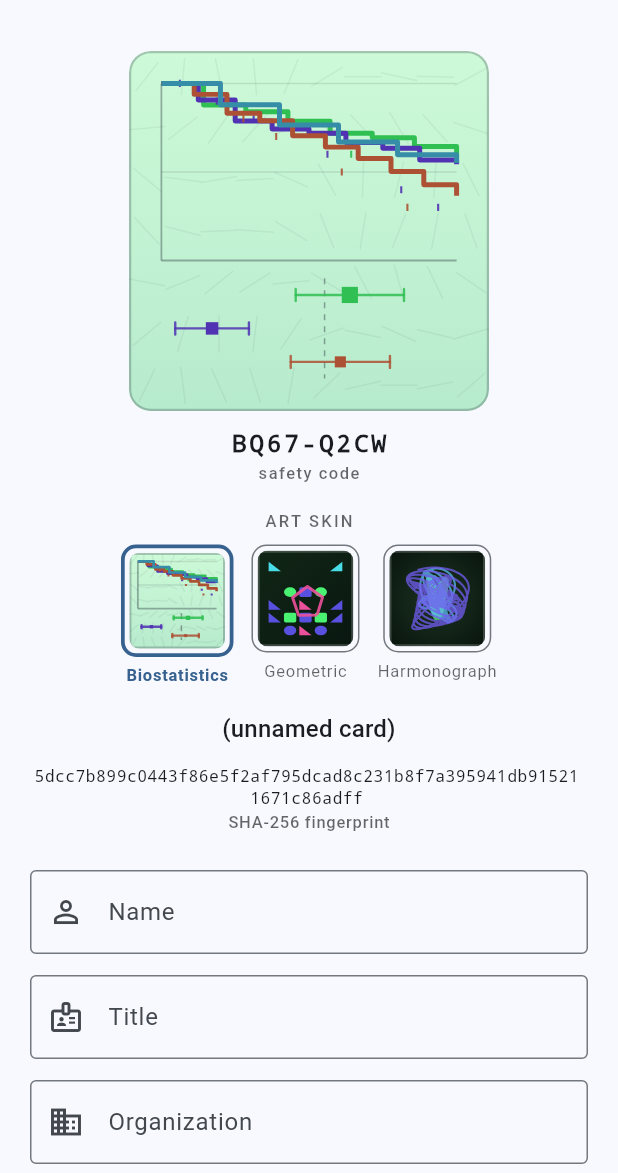
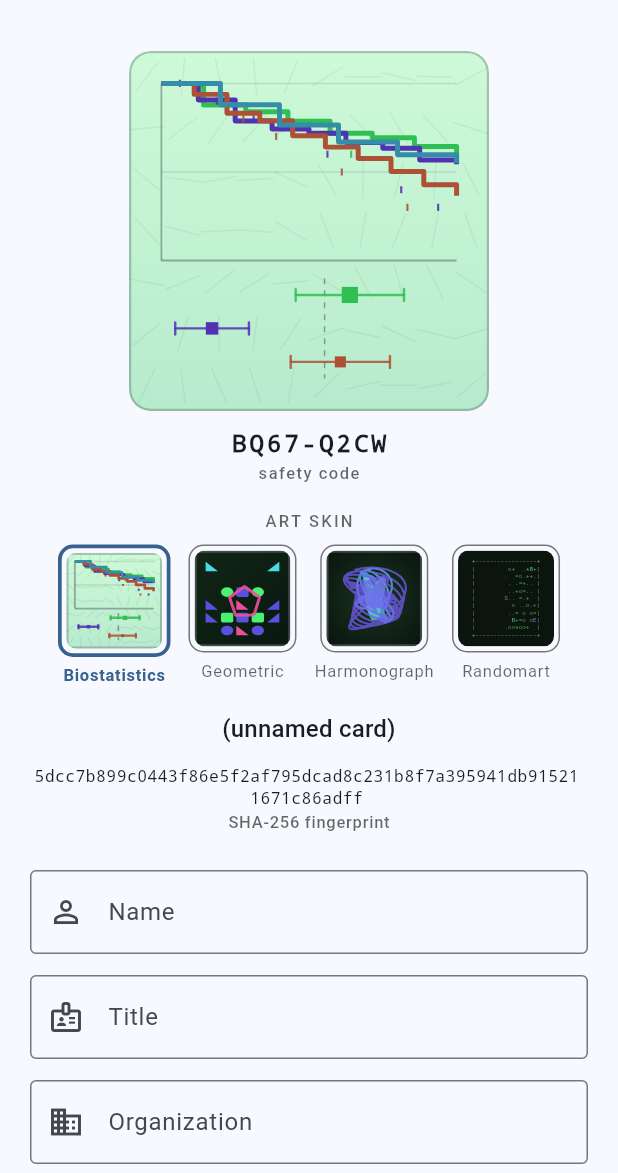
Before and after one commit to lauyeehow1986-hub/namecard_vision, a Flutter app: the screen it shows after launch, after a tap on "Add your namecard", on a phone screen of 412 x 824 dp, the part 63-1236 px from its top. Run offline on Flutter 3.47's test engine with Material 3 defaults, Android fonts, the phone set to English and light mode, and no system bars; our stand-ins replace drift, file_picker, flutter_contacts, image_picker, qr_flutter, share_plus and 1 more; missing offline and left inert: bluetooth_low_energy, dart:js_interop, google_mlkit_text_recognition, mobile_scanner, nfc_manager; accounts and stored records are empty; generated files the repository leaves out were written again.

Commit message:
Add Randomart: a verifiable full-digest ASCII fingerprint skin (v1.0.10)
Unlike the decorative critter, this is a real verification image. It runs
the OpenSSH "drunken bishop" walk (as used by VisualHostKey) over the FULL
256-bit digest — all 32 bytes, 128 two-bit moves — so every byte affects the
picture and two cards almost always differ. It's registered as a fourth skin,
selectable in the picker, and travels via styleId like the others.

The grid is a pure function (RandomartStyle.asciiArt) so it's unit-tested on
its own: well-formed 11x19 frame, deterministic, and — the property the
critter lacked — sensitive to every byte including the last (a one-bit flip
in byte 31 changes the art). paint() lays that text out as monospace glyphs,
shaded by visit density with magenta S/E markers.

To render identical ASCII on Android, iOS and the web viewer (rather than
each platform's flaky generic "monospace" fallback), the Regular weight of
Roboto Mono (Apache-2.0) is bundled as an asset; the style references the
RobotoMono family explicitly. Web /docs rebuilt with the font + skin.

Co-Authored-By: Claude Opus 4.8 <noreply@anthropic.com>

```diff
--- a/docs/assets/FontManifest.json
+++ b/docs/assets/FontManifest.json
@@ -1 +1 @@
-[{"family":"MaterialIcons","fonts":[{"asset":"fonts/MaterialIcons-Regular.otf"}]},{"family":"packages/cupertino_icons/CupertinoIcons","fonts":[{"asset":"packages/cupertino_icons/assets/CupertinoIcons.ttf"}]}]
+[{"family":"MaterialIcons","fonts":[{"asset":"fonts/MaterialIcons-Regular.otf"}]},{"family":"RobotoMono","fonts":[{"asset":"assets/fonts/RobotoMono-Regular.ttf"}]},{"family":"packages/cupertino_icons/CupertinoIcons","fonts":[{"asset":"packages/cupertino_icons/assets/CupertinoIcons.ttf"}]}]
--- a/docs/version.json
+++ b/docs/version.json
@@ -1 +1 @@
-{"app_name":"namecard_vision","version":"1.0.8","build_number":"2009","package_name":"namecard_vision"}
+{"app_name":"namecard_vision","version":"1.0.10","build_number":"2011","package_name":"namecard_vision"}
--- /dev/null
+++ b/lib/fingerprint/randomart_style.dart
@@ -0,0 +1,147 @@
+import 'dart:typed_data';
+import 'dart:ui';
+
+import 'color_util.dart';
+import 'style.dart';
+
+/// A **verifiable** ASCII randomart skin — the OpenSSH "drunken bishop"
+/// algorithm (as used by `VisualHostKey`) applied to the card fingerprint.
+///
+/// Unlike the decorative critter, this walks the FULL 256-bit digest: each of
+/// the 32 bytes contributes four 2-bit moves (128 moves total), so every byte
+/// affects the picture and two different cards almost always produce different
+/// grids. That makes it a faithful fingerprint, so it belongs in the registry
+/// and may be picked as a card's verification image.
+///
+/// The grid is a pure function ([asciiArt]) so it can be unit-tested on its own
+/// and copied as text; [paint] just lays that text out as monospace art.
+class RandomartStyle implements FingerprintStyle {
+  const RandomartStyle();
+
+  @override
+  String get id => 'randomart.v1';
+
+  @override
+  String get label => 'Randomart';
+
+  static const int _cols = 17;
+  static const int _rows = 9;
+
+  /// Symbols by visit count; index 15 = start ('S'), 16 = end ('E').
+  static const String _symbols = r' .o+=*BOX@%&#/^SE';
+
+  /// The framed ASCII randomart for a 32-byte [digest], as an 11-line,
+  /// 19-column block (a 17x9 field inside a `+`/`-`/`|` border).
+  static String asciiArt(Uint8List digest) {
+    final field = List.generate(_rows, (_) => List<int>.filled(_cols, 0));
+    var x = _cols ~/ 2; // 8
+    var y = _rows ~/ 2; // 4
+    final startX = x, startY = y;
+
+    for (final byte in digest) {
+      var b = byte;
+      for (var i = 0; i < 4; i++) {
+        final move = b & 0x3;
+        // low bit: right if set else left; high bit: down if set else up.
+        x = ((move & 0x1) != 0 ? x + 1 : x - 1).clamp(0, _cols - 1);
+        y = ((move & 0x2) != 0 ? y + 1 : y - 1).clamp(0, _rows - 1);
+        field[y][x] += 1;
+        b >>= 2;
+      }
+    }
+
+    final maxIdx = _symbols.length - 3; // last count symbol before S/E
+    final sb = StringBuffer()..writeln('+${'-' * _cols}+');
+    for (var r = 0; r < _rows; r++) {
+      sb.write('|');
+      for (var c = 0; c < _cols; c++) {
+        if (r == startY && c == startX) {
+          sb.write('S');
+        } else if (r == y && c == x) {
+          sb.write('E');
+        } else {
+          final v = field[r][c];
+          sb.write(_symbols[v > maxIdx ? maxIdx : v]);
+        }
+      }
+      sb.writeln('|');
+    }
+    sb.write('+${'-' * _cols}+');
+    return sb.toString();
+  }
+
+  @override
+  void paint(Canvas canvas, Size size, Uint8List digest) {
+    final rrect = RRect.fromRectAndRadius(
+      Offset.zero & size,
+      Radius.circular(size.shortestSide * 0.06),
+    );
+    canvas.save();
+    canvas.clipRRect(rrect);
+
+    // Digest-seeded terminal palette: dark ground, one accent hue for the art
+    // and a brighter hue for the S/E markers.
+    final hue = digest[0] / 255 * 360;
+    final markerHue = hue + 150;
+    final bg = hsv(hue, 0.45, 0.08);
+    final border = hsv(hue, 0.30, 0.55);
+    final marker = hsv(markerHue, 0.65, 1.0);
+
+    canvas.drawRect(Offset.zero & size, Paint()..color = bg);
+
+    final lines = asciiArt(digest).split('\n');
+    final rowCount = lines.length;
+    final colCount = lines.first.length;
+    final fontSize = size.shortestSide * 0.09;
+
+    final builder = ParagraphBuilder(ParagraphStyle(
+      fontFamily: 'RobotoMono',
+      fontSize: fontSize,
+      height: 1.15,
+      textAlign: TextAlign.left,
+    ));
+    for (var r = 0; r < rowCount; r++) {
+      final line = lines[r];
+      for (var c = 0; c < line.length; c++) {
+        final ch = line[c];
+        final isBorder =
+            r == 0 || r == rowCount - 1 || c == 0 || c == line.length - 1;
+        Color color;
+        if (ch == ' ') {
+          color = const Color(0x00000000);
+        } else if (isBorder) {
+          color = border;
+        } else if (ch == 'S' || ch == 'E') {
+          color = marker;
+        } else {
+          // Brighten with visit density so busy cores glow.
+          final idx = _symbols.indexOf(ch).clamp(0, 14);
+          color = hsv(hue, 0.55, 0.5 + 0.5 * (idx / 14));
+        }
+        builder.pushStyle(TextStyle(color: color));
+        builder.addText(ch);
+        builder.pop();
+      }
+      if (r != rowCount - 1) builder.addText('\n');
+    }
+    final paragraph = builder.build()
+      ..layout(ParagraphConstraints(width: fontSize * colCount * 1.2));
+
+    final pad = size.shortestSide * 0.08;
+    final availW = size.width - pad * 2;
+    final availH = size.height - pad * 2;
+    final contentW = paragraph.longestLine;
+    final contentH = paragraph.height;
+    final scale = _min(availW / contentW, availH / contentH);
+
+    canvas.translate(
+      (size.width - contentW * scale) / 2,
+      (size.height - contentH * scale) / 2,
+    );
+    canvas.scale(scale);
+    canvas.drawParagraph(paragraph, Offset.zero);
+    canvas.restore();
+  }
+
+  static double _min(double a, double b) => a < b ? a : b;
+}
--- a/lib/fingerprint/registry.dart
+++ b/lib/fingerprint/registry.dart
@@ -1,6 +1,7 @@
 import 'biostat_style.dart';
 import 'geometric_style.dart';
 import 'harmonograph_style.dart';
+import 'randomart_style.dart';
 import 'style.dart';
 
 /// All fingerprint styles known to the app, keyed by [FingerprintStyle.id].
@@ -16,6 +17,7 @@ const List<FingerprintStyle> styles = [
   defaultStyle,
   GeometricStyle(),
   HarmonographStyle(),
+  RandomartStyle(),
 ];
 
 final Map<String, FingerprintStyle> styleRegistry = {
```
Also changed, not shown: assets/fonts/RobotoMono-OFL-NOTICE.txt (added, +17 -0 lines), docs/assets/AssetManifest.bin.json (+1 -1 lines), pubspec.yaml (+8 -1 lines), assets/fonts/RobotoMono-Regular.ttf (added), docs/assets/assets/fonts/RobotoMono-Regular.ttf (added), 6 other files.
